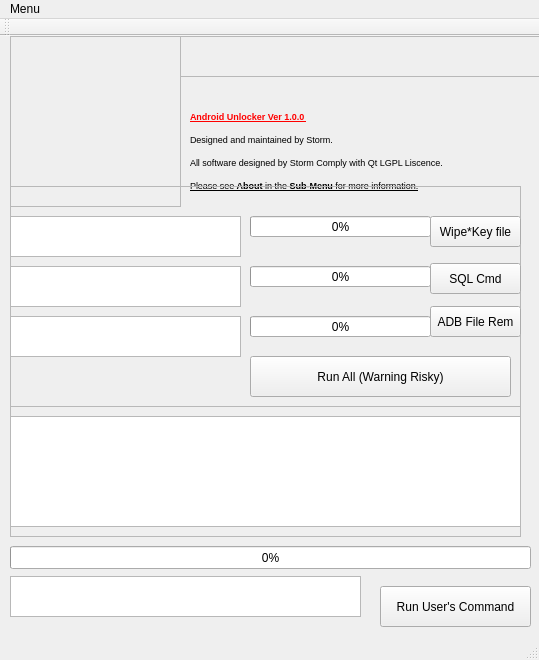
This is SampleQT/Android_Unlocker/mainwindow.ui in kenkit/launchers as Qt 5 draws it before an edit. The edited form follows.
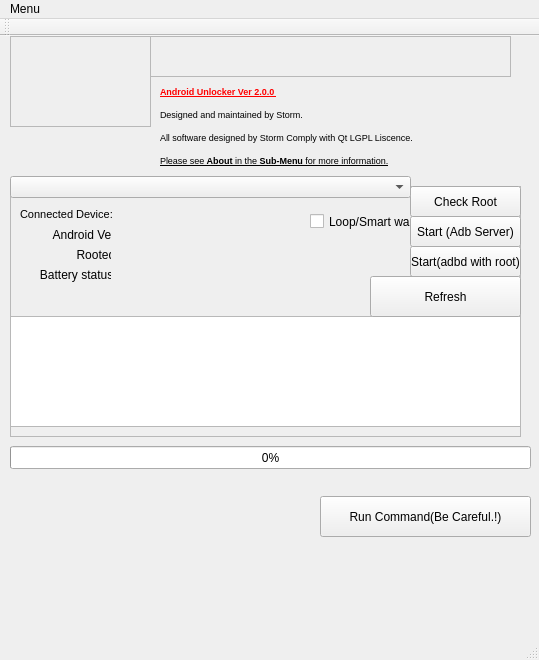
This is the edited form. Icons and pictures are not drawn.

What changed in the file:
```diff
--- a/SampleQT/Android_Unlocker/mainwindow.ui
+++ b/SampleQT/Android_Unlocker/mainwindow.ui
@@ -31,8 +31,8 @@
      <rect>
       <x>10</x>
       <y>0</y>
-      <width>171</width>
-      <height>171</height>
+      <width>141</width>
+      <height>91</height>
      </rect>
     </property>
     <property name="styleSheet">
@@ -48,7 +48,7 @@
    <widget class="QFrame" name="frame_2">
     <property name="geometry">
      <rect>
-      <x>180</x>
+      <x>150</x>
       <y>0</y>
       <width>361</width>
       <height>41</height>
@@ -67,14 +67,14 @@
    <widget class="QLabel" name="label">
     <property name="geometry">
      <rect>
-      <x>190</x>
-      <y>50</y>
-      <width>341</width>
-      <height>131</height>
+      <x>160</x>
+      <y>40</y>
+      <width>281</width>
+      <height>101</height>
      </rect>
     </property>
     <property name="text">
-     <string>&lt;html&gt;&lt;head/&gt;&lt;body&gt;&lt;p&gt;&lt;span style=&quot; font-size:7pt; font-weight:600; text-decoration: underline; color:#ff0000;&quot;&gt;Android Unlocker Ver 1.0.0 &lt;/span&gt;&lt;/p&gt;&lt;p&gt;&lt;span style=&quot; font-size:7pt;&quot;&gt;Designed and maintained by Storm.&lt;/span&gt;&lt;/p&gt;&lt;p&gt;&lt;span style=&quot; font-size:7pt;&quot;&gt;All software designed by Storm Comply with Qt LGPL Liscence.&lt;/span&gt;&lt;/p&gt;&lt;p&gt;&lt;span style=&quot; font-size:7pt; text-decoration: underline;&quot;&gt;Please see&lt;/span&gt;&lt;span style=&quot; font-size:7pt; font-weight:600; text-decoration: underline;&quot;&gt; About&lt;/span&gt;&lt;span style=&quot; font-size:7pt; text-decoration: underline;&quot;&gt; in the &lt;/span&gt;&lt;span style=&quot; font-size:7pt; font-weight:600; text-decoration: underline;&quot;&gt;Sub-Menu &lt;/span&gt;&lt;span style=&quot; font-size:7pt; text-decoration: underline;&quot;&gt;for more information.&lt;/span&gt;&lt;/p&gt;&lt;/body&gt;&lt;/html&gt;</string>
+     <string>&lt;html&gt;&lt;head/&gt;&lt;body&gt;&lt;p&gt;&lt;span style=&quot; font-size:7pt; font-weight:600; text-decoration: underline; color:#ff0000;&quot;&gt;Android Unlocker Ver 2.0.0 &lt;/span&gt;&lt;/p&gt;&lt;p&gt;&lt;span style=&quot; font-size:7pt;&quot;&gt;Designed and maintained by Storm.&lt;/span&gt;&lt;/p&gt;&lt;p&gt;&lt;span style=&quot; font-size:7pt;&quot;&gt;All software designed by Storm Comply with Qt LGPL Liscence.&lt;/span&gt;&lt;/p&gt;&lt;p&gt;&lt;span style=&quot; font-size:7pt; text-decoration: underline;&quot;&gt;Please see&lt;/span&gt;&lt;span style=&quot; font-size:7pt; font-weight:600; text-decoration: underline;&quot;&gt; About&lt;/span&gt;&lt;span style=&quot; font-size:7pt; text-decoration: underline;&quot;&gt; in the &lt;/span&gt;&lt;span style=&quot; font-size:7pt; font-weight:600; text-decoration: underline;&quot;&gt;Sub-Menu &lt;/span&gt;&lt;span style=&quot; font-size:7pt; text-decoration: underline;&quot;&gt;for more information.&lt;/span&gt;&lt;/p&gt;&lt;/body&gt;&lt;/html&gt;</string>
     </property>
    </widget>
    <widget class="QFrame" name="frame_3">
@@ -83,7 +83,7 @@
       <x>10</x>
       <y>150</y>
       <width>511</width>
-      <height>271</height>
+      <height>251</height>
      </rect>
     </property>
     <property name="frameShape">
@@ -92,159 +92,252 @@
     <property name="frameShadow">
      <enum>QFrame::Raised</enum>
     </property>
-    <widget class="QTextBrowser" name="textBrowser">
-     <property name="geometry">
-      <rect>
-       <x>0</x>
-       <y>30</y>
-       <width>231</width>
-       <height>41</height>
-      </rect>
-     </property>
-    </widget>
-    <widget class="QTextBrowser" name="textBrowser_2">
-     <property name="geometry">
-      <rect>
-       <x>0</x>
-       <y>80</y>
-       <width>231</width>
-       <height>41</height>
-      </rect>
-     </property>
-    </widget>
-    <widget class="QTextBrowser" name="textBrowser_3">
-     <property name="geometry">
-      <rect>
-       <x>0</x>
-       <y>130</y>
-       <width>231</width>
-       <height>41</height>
-      </rect>
-     </property>
-    </widget>
-    <widget class="QProgressBar" name="progressBar_2">
-     <property name="geometry">
-      <rect>
-       <x>240</x>
-       <y>80</y>
-       <width>181</width>
-       <height>21</height>
-      </rect>
-     </property>
-     <property name="value">
-      <number>0</number>
-     </property>
-    </widget>
-    <widget class="QProgressBar" name="progressBar_3">
-     <property name="geometry">
-      <rect>
-       <x>240</x>
-       <y>130</y>
-       <width>181</width>
-       <height>21</height>
-      </rect>
-     </property>
-     <property name="value">
-      <number>0</number>
-     </property>
-    </widget>
-    <widget class="QProgressBar" name="progressBar">
-     <property name="geometry">
-      <rect>
-       <x>240</x>
-       <y>30</y>
-       <width>181</width>
-       <height>21</height>
-      </rect>
-     </property>
-     <property name="value">
-      <number>0</number>
-     </property>
-    </widget>
     <widget class="QPushButton" name="pushButton">
      <property name="geometry">
       <rect>
-       <x>420</x>
-       <y>30</y>
-       <width>91</width>
+       <x>400</x>
+       <y>0</y>
+       <width>111</width>
        <height>31</height>
       </rect>
      </property>
      <property name="text">
-      <string>Wipe*Key file</string>
+      <string>Check Root</string>
      </property>
     </widget>
     <widget class="QPushButton" name="pushButton_2">
      <property name="geometry">
       <rect>
-       <x>420</x>
-       <y>77</y>
-       <width>91</width>
+       <x>400</x>
+       <y>30</y>
+       <width>111</width>
        <height>31</height>
       </rect>
      </property>
      <property name="text">
-      <string>SQL Cmd</string>
+      <string>Start (Adb Server)</string>
      </property>
     </widget>
     <widget class="QPushButton" name="pushButton_3">
      <property name="geometry">
       <rect>
-       <x>420</x>
-       <y>120</y>
-       <width>91</width>
+       <x>400</x>
+       <y>60</y>
+       <width>111</width>
        <height>31</height>
       </rect>
      </property>
      <property name="text">
-      <string>ADB File Rem</string>
+      <string>Start(adbd with root)</string>
      </property>
     </widget>
-    <widget class="QPushButton" name="pushButton_5">
-     <property name="geometry">
-      <rect>
-       <x>240</x>
-       <y>170</y>
-       <width>261</width>
-       <height>41</height>
-      </rect>
-     </property>
-     <property name="text">
-      <string>Run All (Warning Risky)</string>
-     </property>
-    </widget>
-   </widget>
-   <widget class="QFrame" name="frame_4">
-    <property name="geometry">
-     <rect>
-      <x>10</x>
-      <y>370</y>
-      <width>511</width>
-      <height>131</height>
-     </rect>
-    </property>
-    <property name="frameShape">
-     <enum>QFrame::StyledPanel</enum>
-    </property>
-    <property name="frameShadow">
-     <enum>QFrame::Raised</enum>
-    </property>
     <widget class="QTextBrowser" name="textBrowser_5">
      <property name="geometry">
       <rect>
        <x>0</x>
-       <y>10</y>
+       <y>130</y>
        <width>511</width>
        <height>111</height>
       </rect>
      </property>
     </widget>
+    <widget class="QCheckBox" name="checkBox">
+     <property name="geometry">
+      <rect>
+       <x>300</x>
+       <y>20</y>
+       <width>101</width>
+       <height>31</height>
+      </rect>
+     </property>
+     <property name="text">
+      <string>Loop/Smart wait</string>
+     </property>
+    </widget>
+    <widget class="QWidget" name="widget" native="true">
+     <property name="geometry">
+      <rect>
+       <x>0</x>
+       <y>20</y>
+       <width>301</width>
+       <height>101</height>
+      </rect>
+     </property>
+     <widget class="QLabel" name="label_2">
+      <property name="geometry">
+       <rect>
+        <x>10</x>
+        <y>0</y>
+        <width>101</width>
+        <height>17</height>
+       </rect>
+      </property>
+      <property name="font">
+       <font>
+        <pointsize>8</pointsize>
+        <weight>50</weight>
+        <bold>false</bold>
+       </font>
+      </property>
+      <property name="text">
+       <string>Connected Device:</string>
+      </property>
+     </widget>
+     <widget class="QLabel" name="label_3">
+      <property name="geometry">
+       <rect>
+        <x>10</x>
+        <y>20</y>
+        <width>91</width>
+        <height>17</height>
+       </rect>
+      </property>
+      <property name="text">
+       <string>          Android Ver:</string>
+      </property>
+     </widget>
+     <widget class="QLabel" name="label_4">
+      <property name="geometry">
+       <rect>
+        <x>10</x>
+        <y>40</y>
+        <width>91</width>
+        <height>17</height>
+       </rect>
+      </property>
+      <property name="text">
+       <string>                 Rooted:</string>
+      </property>
+     </widget>
+     <widget class="QLabel" name="label_5">
+      <property name="geometry">
+       <rect>
+        <x>10</x>
+        <y>60</y>
+        <width>91</width>
+        <height>17</height>
+       </rect>
+      </property>
+      <property name="text">
+       <string>      Battery status:</string>
+      </property>
+     </widget>
+     <widget class="QLabel" name="label_6">
+      <property name="geometry">
+       <rect>
+        <x>108</x>
+        <y>0</y>
+        <width>191</width>
+        <height>17</height>
+       </rect>
+      </property>
+      <property name="font">
+       <font>
+        <pointsize>11</pointsize>
+        <weight>75</weight>
+        <italic>true</italic>
+        <bold>true</bold>
+       </font>
+      </property>
+      <property name="styleSheet">
+       <string notr="true">color: rgb(0, 255, 0);</string>
+      </property>
+      <property name="text">
+       <string/>
+      </property>
+     </widget>
+     <widget class="QLabel" name="label_7">
+      <property name="geometry">
+       <rect>
+        <x>108</x>
+        <y>20</y>
+        <width>191</width>
+        <height>17</height>
+       </rect>
+      </property>
+      <property name="font">
+       <font>
+        <pointsize>11</pointsize>
+        <weight>75</weight>
+        <italic>true</italic>
+        <bold>true</bold>
+       </font>
+      </property>
+      <property name="styleSheet">
+       <string notr="true">color: rgb(0, 0, 255);</string>
+      </property>
+      <property name="text">
+       <string/>
+      </property>
+     </widget>
+     <widget class="QLabel" name="label_8">
+      <property name="geometry">
+       <rect>
+        <x>108</x>
+        <y>40</y>
+        <width>191</width>
+        <height>17</height>
+       </rect>
+      </property>
+      <property name="font">
+       <font>
+        <pointsize>11</pointsize>
+        <weight>75</weight>
+        <italic>true</italic>
+        <bold>true</bold>
+       </font>
+      </property>
+      <property name="styleSheet">
+       <string notr="true">color: rgb(255, 0, 0);</string>
+      </property>
+      <property name="text">
+       <string/>
+      </property>
+     </widget>
+     <widget class="QLabel" name="label_9">
+      <property name="geometry">
+       <rect>
+        <x>108</x>
+        <y>60</y>
+        <width>191</width>
+        <height>17</height>
+       </rect>
+      </property>
+      <property name="font">
+       <font>
+        <pointsize>11</pointsize>
+        <weight>75</weight>
+        <italic>true</italic>
+        <bold>true</bold>
+       </font>
+      </property>
+      <property name="styleSheet">
+       <string notr="true">color: rgb(255, 0, 0);</string>
+      </property>
+      <property name="text">
+       <string/>
+      </property>
+     </widget>
+    </widget>
+    <widget class="QPushButton" name="pushButton_6">
+     <property name="geometry">
+      <rect>
+       <x>360</x>
+       <y>90</y>
+       <width>151</width>
+       <height>41</height>
+      </rect>
+     </property>
+     <property name="text">
+      <string>Refresh</string>
+     </property>
+    </widget>
    </widget>
    <widget class="QProgressBar" name="progressBar_5">
     <property name="geometry">
      <rect>
       <x>10</x>
-      <y>510</y>
+      <y>410</y>
       <width>521</width>
       <height>23</height>
      </rect>
@@ -253,37 +346,29 @@
      <number>0</number>
     </property>
    </widget>
-   <widget class="QTextEdit" name="textEdit">
+   <widget class="QComboBox" name="comboBox">
     <property name="geometry">
      <rect>
       <x>10</x>
-      <y>540</y>
-      <width>351</width>
-      <height>41</height>
+      <y>140</y>
+      <width>401</width>
+      <height>22</height>
      </rect>
     </property>
    </widget>
-   <widget class="QPushButton" name="pushButton_6">
+   <widget class="QPushButton" name="pushButton_5">
     <property name="geometry">
      <rect>
-      <x>380</x>
-      <y>550</y>
-      <width>151</width>
+      <x>320</x>
+      <y>460</y>
+      <width>211</width>
       <height>41</height>
      </rect>
     </property>
     <property name="text">
-     <string>Run User's Command</string>
+     <string>Run Command(Be Careful.!)</string>
     </property>
    </widget>
-   <zorder>frame</zorder>
-   <zorder>frame_2</zorder>
-   <zorder>label</zorder>
-   <zorder>frame_3</zorder>
-   <zorder>progressBar_5</zorder>
-   <zorder>textEdit</zorder>
-   <zorder>frame_4</zorder>
-   <zorder>pushButton_6</zorder>
   </widget>
   <widget class="QMenuBar" name="menuBar">
    <property name="geometry">
@@ -291,7 +376,7 @@
      <x>0</x>
      <y>0</y>
      <width>539</width>
-     <height>26</height>
+     <height>21</height>
     </rect>
    </property>
    <widget class="QMenu" name="menuMenu">
```
